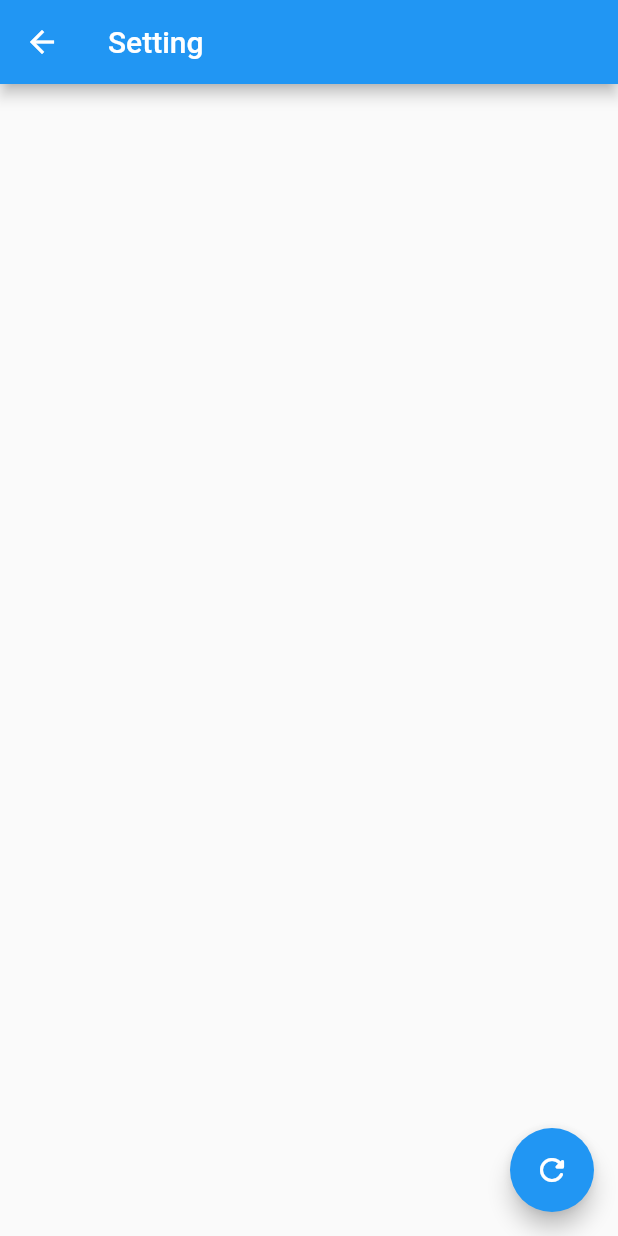
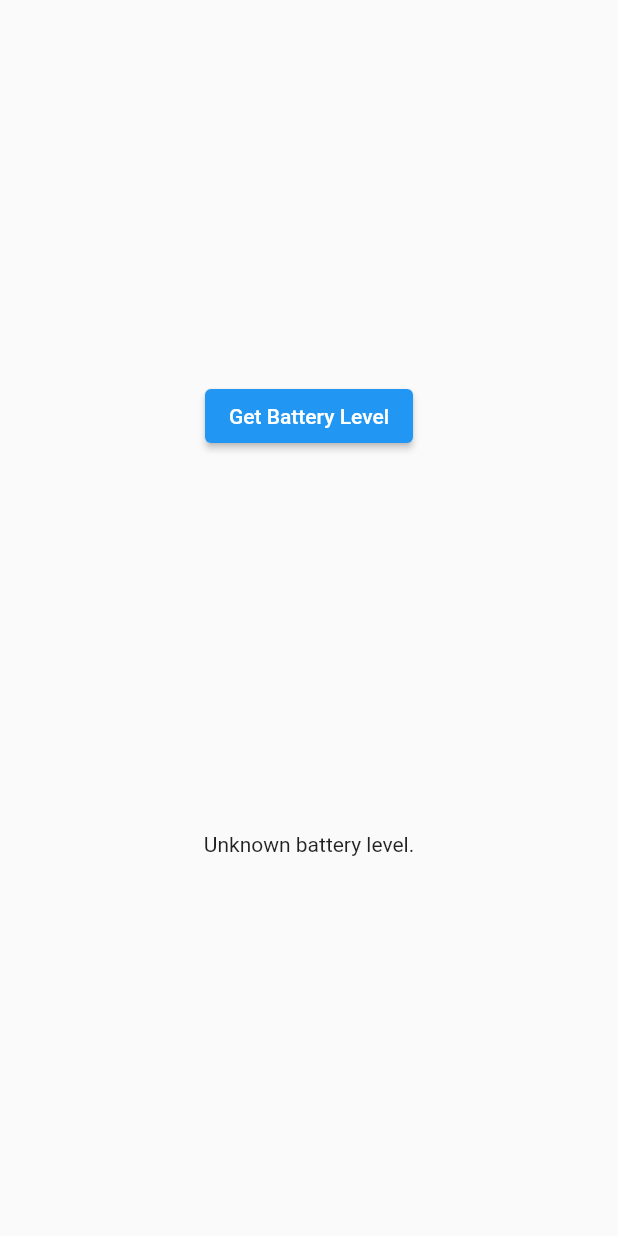
Before and after one commit to kouxthree/liaou, a Flutter app: the screen it shows after launch, after a tap on the "settings" icon, on a phone screen of 412 x 824 dp. Run offline on Flutter 3.47's test engine with Material 2 defaults, Android fonts, the phone set to English and light mode, and no system bars; our stand-ins replace flutter_blue, permission_handler.

Commit message:
just starting

```diff
--- a/lib/consts.dart
+++ b/lib/consts.dart
@@ -2,12 +2,12 @@ class Consts {
   static const APP_NAME = "Liao U";
   static const SETTING_PAGE = "Setting";
   static const BACK_TO_HOME = "Back To Home";
-  static const BL_NOT_SUPPORTED = "BlueTooth Not Supported.";
-  static const BL_NOT_AVAILABLE = "BlueTooth Not Available";
   static const RESCAN = "RESCAN";
   static const DEVICE_LIST_ITEM_HEIGHT = 50.0;//bluetooth listview item height
   static const DEVICE_UNKNOWN = "Device Unknown";
-  static const CONNECT = "Connect";
+  // static const CONNECT = "Connect";
+  static const GET_RSSI_SAMPLES = "Get Rssi Samples";
   static const EDGE_INSERT_NUM = 8.0;
   static const SCAN_TIMEOUT = 4;//scan time(seconds)
+  static const PERMISSION_MSG = "Please Grant Us Bluetooth And Location Permission.";
 }
--- a/lib/setting.dart
+++ b/lib/setting.dart
@@ -2,6 +2,9 @@ import 'package:flutter/material.dart';
 import 'package:liaou/consts.dart';
 import 'package:liaou/blmain.dart';
 import 'package:flutter_blue/flutter_blue.dart';
+
+import 'dart:async';
+import 'package:flutter/services.dart';
 
 class Setting extends StatefulWidget {
   Setting({Key? key}) : super(key: key);
@@ -10,28 +13,69 @@ class Setting extends StatefulWidget {
 }
 
 class _Setting extends State<Setting> {
-  final BlMain blMain = BlMain();
+  String _msg = "";
+  //static const platform = const MethodChannel('com.liaou.bl');
+  static const platform = const MethodChannel('samples.flutter.dev/battery');
+  //final BlMain blMain = BlMain();
   List<ScanResult> _lstScanResult = [];
+
+  Future<void> _openBluetooth() async {
+    String msg = "";
+    try {
+      msg = await platform.invokeMethod('openBluetooth');
+    } on PlatformException catch (e) {
+      msg = msg.toString() + e.message.toString();
+    }
+    setState(() => _msg = msg);
+  }
+
+  Future<void> _getBluetooth() async {
+    String msg = "";
+    try {
+      msg = await platform.invokeMethod('getBluetooth');
+    } on PlatformException catch (e) {
+      msg = msg.toString() + e.message.toString();
+    }
+    setState(() => _msg = msg);
+  }
+
+  // Get battery level.
+  String _batteryLevel = 'Unknown battery level.';
+
+  Future<void> _getBatteryLevel() async {
+    String batteryLevel;
+    try {
+      final int result = await platform.invokeMethod('getBatteryLevel');
+      batteryLevel = 'Battery level at $result % .';
+    } on PlatformException catch (e) {
+      batteryLevel = "Failed to get battery level: '${e.message}'.";
+    }
+
+    setState(() {
+      _batteryLevel = batteryLevel;
+    });
+  }
+
   @override
   void initState() {
     super.initState();
-    _reScan();
+    //_openBluetooth();
+    //_reScan();
   }
+
   //rescan bluetooth devices
   Future<void> _reScan() async {
     setState(() async {
-      _lstScanResult = await blMain.reScan();
+      //_lstScanResult = await blMain.reScan();
     });
   }
+
   //get specific bluetooth device rssi
   _getRssi(ScanResult r) {
-    // var subscription = blMain..scanResults.listen((scanResult) {
-    //   // do something with scan result
-    //   device = scanResult.device;
-    //   print('${device.name} found! rssi: ${scanResult.rssi}');
-    // });
+    //Navigator.pop(context, true);//go back to main page
     r.rssi;
   }
+
   //build bluetooth list view
   ListView _buildBluetoothListView() {
     List<Container> lstContainer = [];
@@ -44,13 +88,15 @@ class _Setting extends State<Setting> {
               Expanded(
                 child: Column(
                   children: <Widget>[
-                    Text(r.device.name == '' ? Consts.DEVICE_UNKNOWN : r.device.name),
+                    Text(r.device.name == ''
+                        ? Consts.DEVICE_UNKNOWN
+                        : r.device.name),
                     Text(r.device.id.toString()),
                   ],
                 ),
               ),
               TextButton(
-                child: Text(Consts.CONNECT),
+                child: Text(Consts.GET_RSSI_SAMPLES),
                 style: TextButton.styleFrom(
                   primary: Colors.white,
                   backgroundColor: Colors.blue,
@@ -74,16 +120,36 @@ class _Setting extends State<Setting> {
     );
   }
 
+  // @override
+  // Widget build(BuildContext context) => Scaffold(
+  //       appBar: AppBar(
+  //         title: Text(Consts.SETTING_PAGE),
+  //       ),
+  //       body:_buildBluetoothListView(),
+  //       floatingActionButton: FloatingActionButton(
+  //         onPressed: () => {}, //_reScan,
+  //         tooltip: Consts.RESCAN,
+  //         child: Icon(Icons.refresh_rounded),
+  //       ),
+  //     );
+
   @override
-  Widget build(BuildContext context) => Scaffold(
-        appBar: AppBar(
-          title: Text(Consts.SETTING_PAGE),
+  Widget build(BuildContext context) {
+    return Material(
+      child: Center(
+        child: Column(
+          mainAxisAlignment: MainAxisAlignment.spaceEvenly,
+          children: [
+            ElevatedButton(
+              child: Text('Get Battery Level'),
+              onPressed: _getBatteryLevel,
+            ),
+            Text(_batteryLevel),
+          ],
         ),
-        body: _buildBluetoothListView(),
-        floatingActionButton: FloatingActionButton(
-          onPressed: _reScan,
-          tooltip: Consts.RESCAN,
-          child: Icon(Icons.refresh_rounded),
-        ),
-      );
+      ),
+    );
+  }
+
+
 }
```
Also changed, not shown: lib/main.dart (+27 -5 lines), lib/permit.dart (added, +19 -0 lines), lib/blmain.dart (line endings or trailing spaces).
